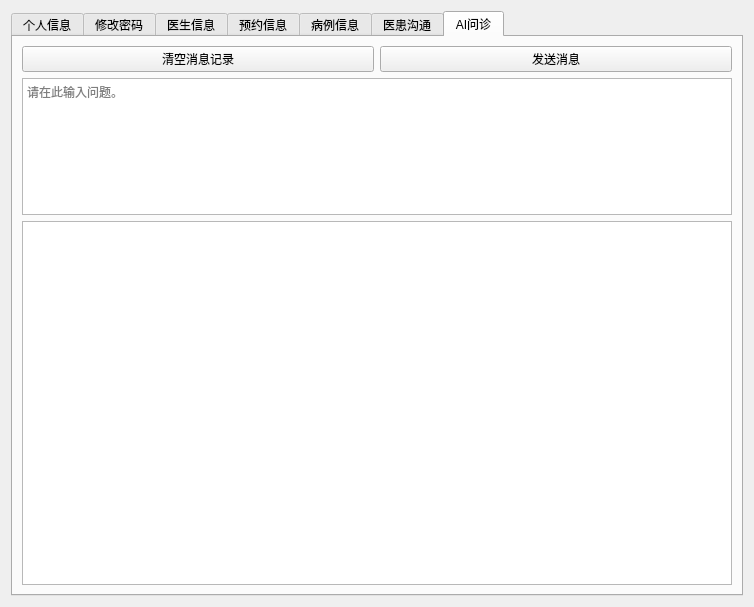
Before: the Qt Designer form src/patient-client/src/mainwindow.ui in bit-cs-practicing/MedicalIntelligence, drawn with Qt 5.
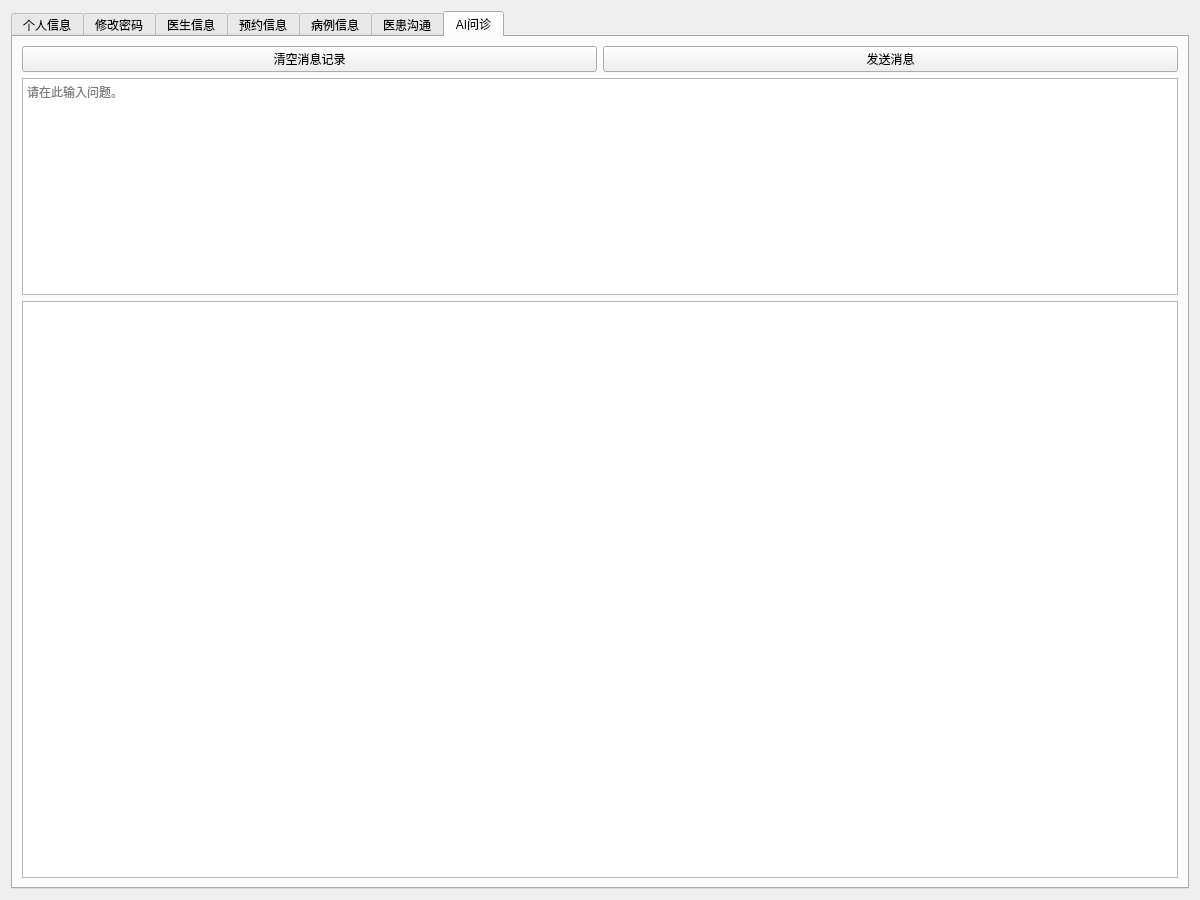
After: the same form once the commit is applied. The open tabs and pages were chosen to show the change.

Commit message: feat(patient-client): add style for buttons

Diff of the .ui file:
```diff
--- a/src/patient-client/src/mainwindow.ui
+++ b/src/patient-client/src/mainwindow.ui
@@ -6,8 +6,8 @@
    <rect>
     <x>0</x>
     <y>0</y>
-    <width>754</width>
-    <height>607</height>
+    <width>1200</width>
+    <height>900</height>
    </rect>
   </property>
   <property name="windowTitle">
@@ -473,8 +473,8 @@
           <string>&lt;!DOCTYPE HTML PUBLIC &quot;-//W3C//DTD HTML 4.0//EN&quot; &quot;http://www.w3.org/TR/REC-html40/strict.dtd&quot;&gt;
 &lt;html&gt;&lt;head&gt;&lt;meta name=&quot;qrichtext&quot; content=&quot;1&quot; /&gt;&lt;style type=&quot;text/css&quot;&gt;
 p, li { white-space: pre-wrap; }
-&lt;/style&gt;&lt;/head&gt;&lt;body style=&quot; font-family:'Sans Serif'; font-size:9pt; font-weight:400; font-style:normal;&quot;&gt;
-&lt;p style=&quot;-qt-paragraph-type:empty; margin-top:0px; margin-bottom:0px; margin-left:0px; margin-right:0px; -qt-block-indent:0; text-indent:0px; font-family:'SimSun';&quot;&gt;&lt;br /&gt;&lt;/p&gt;&lt;/body&gt;&lt;/html&gt;</string>
+&lt;/style&gt;&lt;/head&gt;&lt;body style=&quot; font-family:'SimSun'; font-size:9pt; font-weight:400; font-style:normal;&quot;&gt;
+&lt;p style=&quot;-qt-paragraph-type:empty; margin-top:0px; margin-bottom:0px; margin-left:0px; margin-right:0px; -qt-block-indent:0; text-indent:0px;&quot;&gt;&lt;br /&gt;&lt;/p&gt;&lt;/body&gt;&lt;/html&gt;</string>
          </property>
         </widget>
        </item>
```
Left out of the diff: 18 changed lines with no effect on the pictures. The commit also changes 6 other files.
